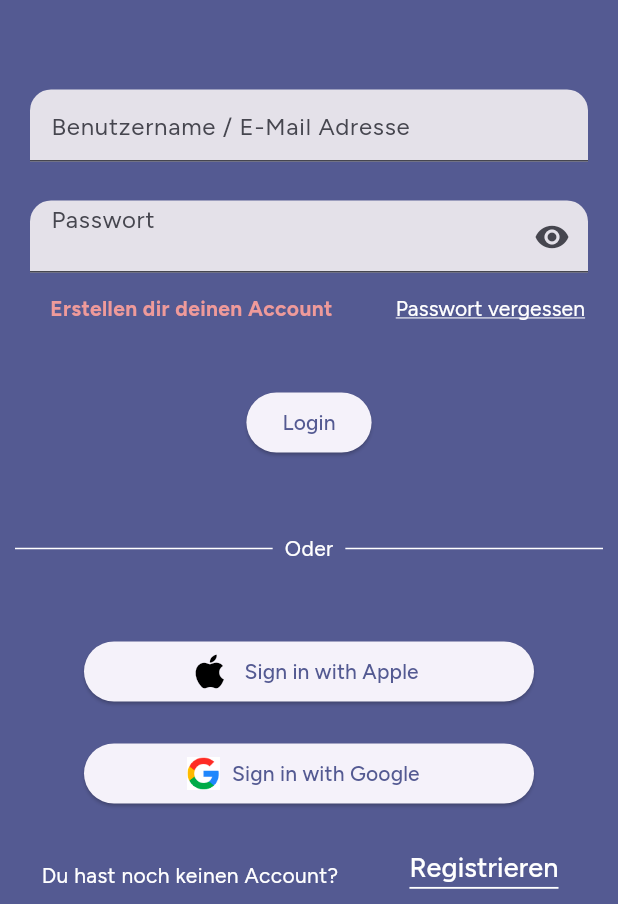
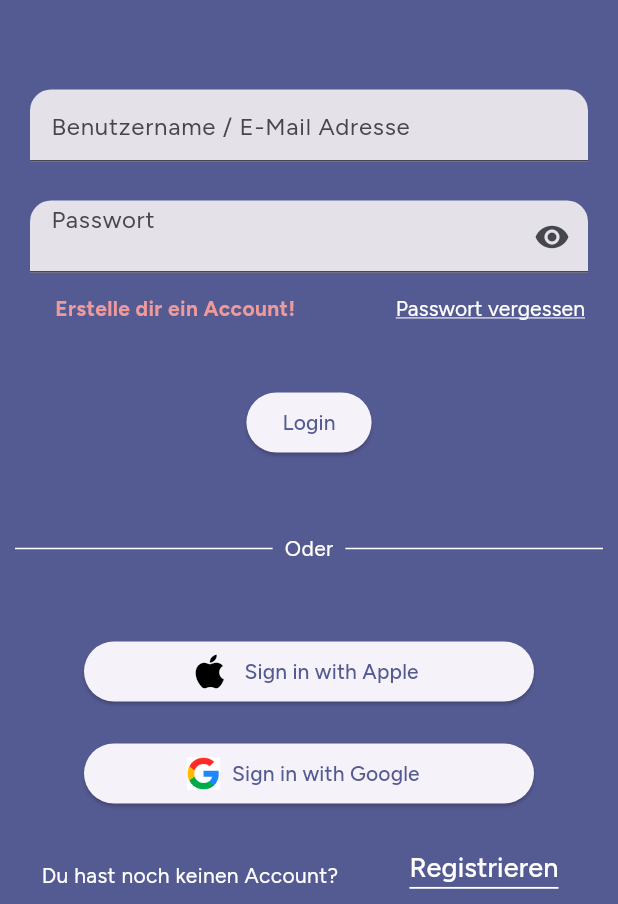
Before and after one commit to Cihan1990/bayfin-Entwicklung, a Flutter app: the screen it shows after launch, after a tap on "Passwort vergessen", after a tap on "Zurück zum Login", after a tap on "Login", on a phone screen of 412 x 824 dp, the part 332-1236 px from its top. Run offline on Flutter 3.47's test engine with Material 3 defaults, Android fonts, the phone set to English and light mode, and no system bars; our stand-ins replace firebase_auth, firebase_core, flex_color_scheme, google_fonts; accounts and stored records are empty; network calls fail.

Commit message:
anpsssungen gemacht

```diff
--- a/lib/src/features/Authentication/presentation/Passwort_add_screen.dart
+++ b/lib/src/features/Authentication/presentation/Passwort_add_screen.dart
@@ -120,8 +120,6 @@ class _PasswortAddScreenState extends State<PasswortAddScreen> {
                   ElevatedButton(
                     child: const Text('Benutzerkonto erstellen'),
                     onPressed: () async {
-
-
                       await widget.authRepository.signUpWithEmailAndPassword(
                           widget.email, _passwordField1.text);
                     },
--- a/lib/src/features/Authentication/presentation/login_screen.dart
+++ b/lib/src/features/Authentication/presentation/login_screen.dart
@@ -67,7 +67,7 @@ class _LoginScreenState extends State<LoginScreen> {
               Row(mainAxisAlignment: MainAxisAlignment.end, children: <Widget>[
                 showCreateAccountNotification
                     ? Text(
-                        "Erstellen dir deinen Account",
+                        "Erstelle dir ein Account!",
                         style: TextStyle(
                           textBaseline: TextBaseline.alphabetic,
                           fontSize: 14,
@@ -77,7 +77,7 @@ class _LoginScreenState extends State<LoginScreen> {
                       )
                     : SizedBox.shrink(),
                 SizedBox(
-                  width: 30,
+                  width: 55,
                 ),
                 TextButton(
                   onPressed: () {
```
Also changed, not shown: lib/src/features/Authentication/presentation/widget/social_login_button.dart (+1 -8 lines).
